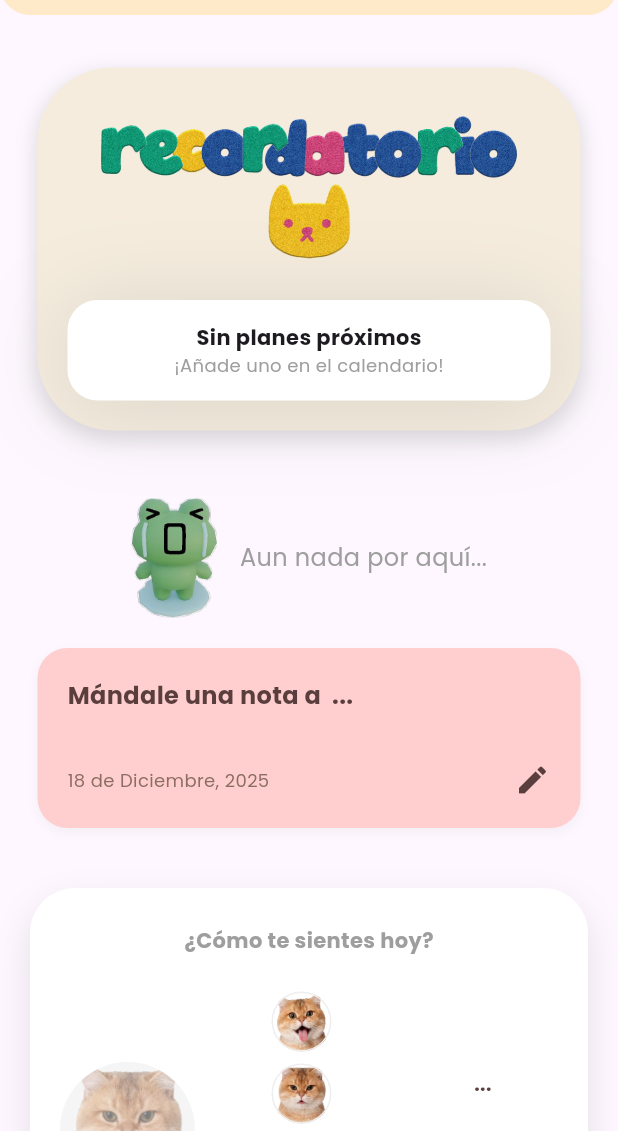
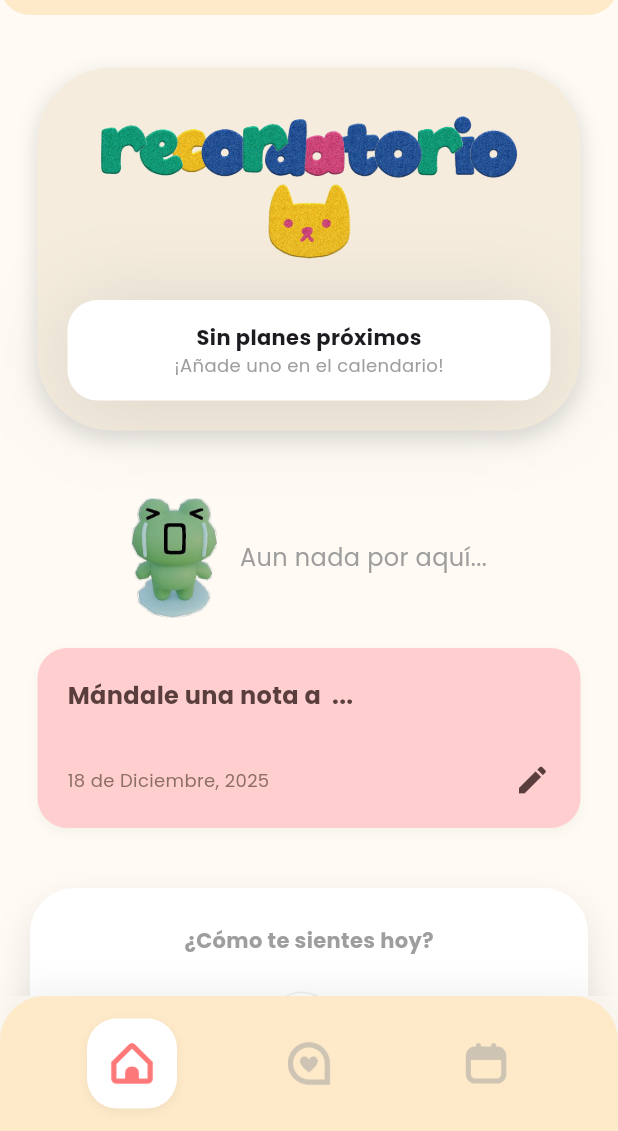
Before and after one commit to Dantesakt1/Essentials, a Flutter app: the Inicio screen opened directly, on a phone screen of 412 x 824 dp, the part 105-1236 px from its top. Run offline on Flutter 3.47's test engine with Material 3 defaults, Android fonts, the phone set to English and light mode, and no system bars; our stand-ins replace image_picker, supabase_flutter; accounts and stored records are empty.

Commit message:
Actualizacion con barra

```diff
--- a/lib/pantallas/inicio.dart
+++ b/lib/pantallas/inicio.dart
@@ -1,44 +1,79 @@
+import 'package:flutter/material.dart';
 import 'package:essentials_app/util/estados.dart';
 import 'package:essentials_app/util/notas.dart';
 import 'package:essentials_app/util/perfil.dart';
 import 'package:essentials_app/util/recordatorio.dart';
 import 'package:essentials_app/util/servicios.dart';
-import 'package:flutter/material.dart';
+import 'package:essentials_app/util/barrita.dart'; // <--- IMPORTAMOS LA BARRITA
 
-
-class Inicio extends StatelessWidget {
+class Inicio extends StatefulWidget {
   const Inicio({super.key});
 
   @override
+  State<Inicio> createState() => _InicioState();
+}
+
+class _InicioState extends State<Inicio> {
+  int _indiceActual = 0; // Controla qué pestaña estamos viendo
+
+  @override
   Widget build(BuildContext context) {
+
+    // 1. DEFINIMOS LAS 3 PANTALLAS AQUÍ DENTRO
+    final List<Widget> paginas = [
+      // PÁGINA 0: TU INICIO ORIGINAL (LISTVIEW)
+      ListView(
+        padding: const EdgeInsets.only(bottom: 100), // Espacio para que la barra no tape lo último
+        children: const [
+          SizedBox(height: 10),
+          Recordatorio(),
+          SizedBox(height: 10),
+          Notas(),
+          SizedBox(height: 30),
+          Estados(),
+          SizedBox(height: 50),
+          Servicios()
+        ],
+      ),
+
+      // PÁGINA 1: COSAS DE PAREJA (Placeholder)
+      const Center(child: Text("Sección de Pareja ❤️")),
+
+      // PÁGINA 2: CALENDARIO (Placeholder)
+      const Center(child: Text("Calendario 📅")),
+    ];
+
     return Scaffold(
+      backgroundColor: const Color(0xFFFFFBF4), // Tu color crema de fondo
+
+      // ================= TU APPBAR INTACTO =================
       appBar: AppBar(
-        backgroundColor: Color(0xFFFEEAC9),
+        backgroundColor: const Color(0xFFFEEAC9),
         elevation: 0,
+        scrolledUnderElevation: 0,
+        surfaceTintColor: Colors.transparent,
         toolbarHeight: 80,
         centerTitle: true,
-        shape: RoundedRectangleBorder(
+        shape: const RoundedRectangleBorder(
           borderRadius: BorderRadius.only(
             bottomLeft: Radius.circular(20),
             bottomRight: Radius.circular(20),
           ),
         ),
-
-        //FRUTILLA
+        // FRUTILLA
         leadingWidth: 80,
         leading: Container(
-          margin: EdgeInsets.all(10),
+          margin: const EdgeInsets.all(10),
           alignment: Alignment.center,
           width: 40,
           decoration: BoxDecoration(
-            color: Color(0xffffeac9),
+            color: const Color(0xffffeac9),
             borderRadius: BorderRadius.circular(10),
           ),
           child: Image.asset('assets/images/frutilla.png',
             height: 150,
             width: 150),
         ),
-
         // MANZANA
         actions: [
           GestureDetector(
@@ -49,31 +84,33 @@ class Inicio extends StatelessWidget {
               );
             },
             child: Container(
-          margin: EdgeInsets.all(10),
+              margin: const EdgeInsets.all(10),
               alignment: Alignment.center,
               decoration: BoxDecoration(
-            color: Color.fromARGB(255, 255, 255, 255),
+                color: const Color.fromARGB(255, 255, 255, 255),
                 shape: BoxShape.circle,
-            border: Border.all(color: Color(0xffFD7979), width: 2)
+                border: Border.all(color: const Color(0xffFD7979), width: 2)
               ),
               child: Image.asset('assets/images/manzana-icon.png',
                 height: 40,
                 width: 40),
-        )
+            ),
           )
         ],
       ),
-      body: ListView(
-        children: [
-          SizedBox(height: 10),
-          Recordatorio(),
-          SizedBox(height: 10),
-          Notas(),
-          SizedBox(height: 30),
-          Estados(),
-          SizedBox(height: 50),
-          Servicios()
-        ],
+      // =====================================================
+
+      // 2. EL CUERPO CAMBIA SEGÚN EL ÍNDICE
+      body: paginas[_indiceActual],
+
+      // 3. LA BARRITA ABAJO
+      bottomNavigationBar: BarritaNavegacion(
+        indiceActual: _indiceActual,
+        onCambiarTab: (index) {
+          setState(() {
+            _indiceActual = index;
+          });
+        },
       ),
     );
   }
--- /dev/null
+++ b/lib/util/barrita.dart
@@ -0,0 +1,108 @@
+import 'package:flutter/material.dart';
+
+class BarritaNavegacion extends StatelessWidget {
+  final int indiceActual;
+  final Function(int) onCambiarTab;
+
+  const BarritaNavegacion({
+    super.key,
+    required this.indiceActual,
+    required this.onCambiarTab,
+  });
+
+  @override
+  Widget build(BuildContext context) {
+    return Container(
+      height: 90,
+      decoration: BoxDecoration(
+        // Corregí el código de color (tenía un dígito extra), asumo que es el Beige
+        color: const Color(0xFFFEEAC9),
+        borderRadius: const BorderRadius.only(
+          topLeft: Radius.circular(30),
+          topRight: Radius.circular(30),
+        ),
+        boxShadow: [
+          BoxShadow(
+            color: Colors.grey.withOpacity(0.15),
+            blurRadius: 20,
+            offset: const Offset(0, -5),
+          ),
+        ],
+      ),
+      child: Row(
+        mainAxisAlignment: MainAxisAlignment.spaceEvenly,
+        children: [
+          _ItemBarra(
+            icono: 'assets/images/home.png',
+            index: 0,
+            isSelected: indiceActual == 0,
+            onTap: onCambiarTab,
+          ),
+          _ItemBarra(
+            icono: 'assets/images/heart.png',
+            index: 1,
+            isSelected: indiceActual == 1,
+            onTap: onCambiarTab,
+          ),
+          _ItemBarra(
+            icono: 'assets/images/calendario.png',
+            index: 2,
+            isSelected: indiceActual == 2,
+            onTap: onCambiarTab,
+          ),
+        ],
+      ),
+    );
+  }
+}
+
+class _ItemBarra extends StatelessWidget {
+  final String icono;
+  final int index;
+  final bool isSelected;
+  final Function(int) onTap;
+
+  const _ItemBarra({
+    required this.icono,
+    required this.index,
+    required this.isSelected,
+    required this.onTap,
+  });
+
+  @override
+  Widget build(BuildContext context) {
+    return GestureDetector(
+      onTap: () => onTap(index),
+      behavior: HitTestBehavior.opaque,
+      child: Container(
+        // Ajusté el padding para que el cuadro blanco se vea bonito
+        padding: const EdgeInsets.all(15),
+        decoration: BoxDecoration(
+          // --- AQUÍ ESTÁ EL CAMBIO ---
+          // Si está seleccionado = Blanco. Si no = Transparente
+          color: isSelected ? Colors.white : Colors.transparent,
+
+          // Bordes redondeados para el cuadrito
+          borderRadius: BorderRadius.circular(20),
+
+          // Una sombra muy suave para que el botón blanco resalte un poquito
+          boxShadow: isSelected ? [
+             BoxShadow(
+              color: Colors.black.withOpacity(0.05),
+              blurRadius: 5,
+              offset: const Offset(0, 2),
+            )
+          ] : null,
+        ),
+        child: Image.asset(
+          icono,
+          width: 30,
+          height: 30,
+          // Mantenemos tu lógica de poner gris los no seleccionados
+          color: isSelected ? null : Colors.grey.withOpacity(0.5),
+          scale: isSelected ? 0.9 : 1.0,
+        ),
+      ),
+    );
+  }
+}
```
Also changed, not shown: assets/images/calendario.png (added), assets/images/heart.png (added), assets/images/home.png (added). Lines whose indentation alone changed are shown as unchanged.
